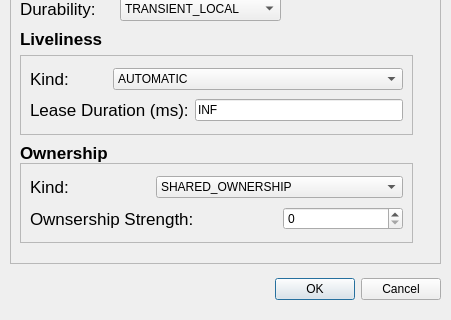
Old version of the form utils/ShapesDemo/forms/publishdialog.ui in the repository eProsima/Fast-DDS; both pictures show x 0 to 451 and y 177 to 497 of the 451 by 497 pixel window.
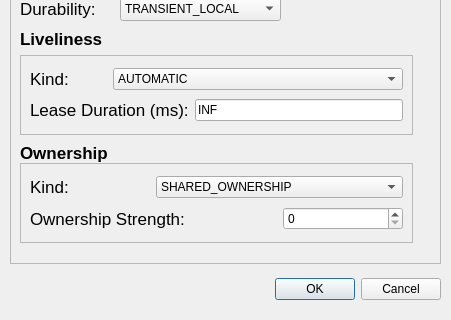
New version of the form.

What changed in the file:
```diff
--- a/utils/ShapesDemo/forms/publishdialog.ui
+++ b/utils/ShapesDemo/forms/publishdialog.ui
@@ -514,7 +514,7 @@
        </font>
       </property>
       <property name="text">
-       <string>Ownsership Strength:</string>
+       <string>Ownership Strength:</string>
       </property>
       <property name="textFormat">
        <enum>Qt::AutoText</enum>
```
Left out of the diff: 13 changed lines with no effect on the pictures.
